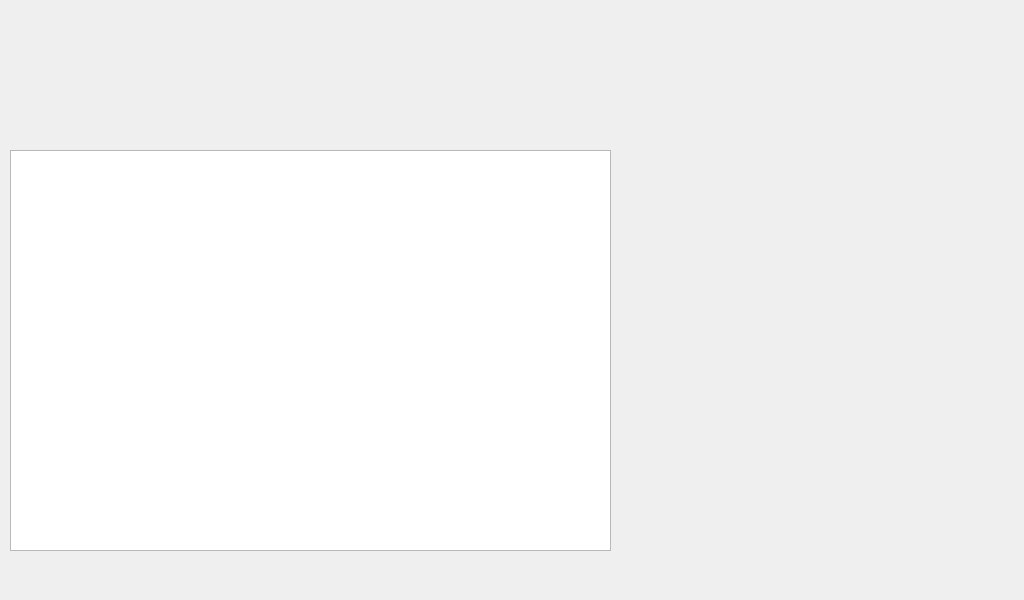
ComputerScienceHouse/bits-n-bytes-ui, file ui/reciept_screen.ui: the form before one commit.
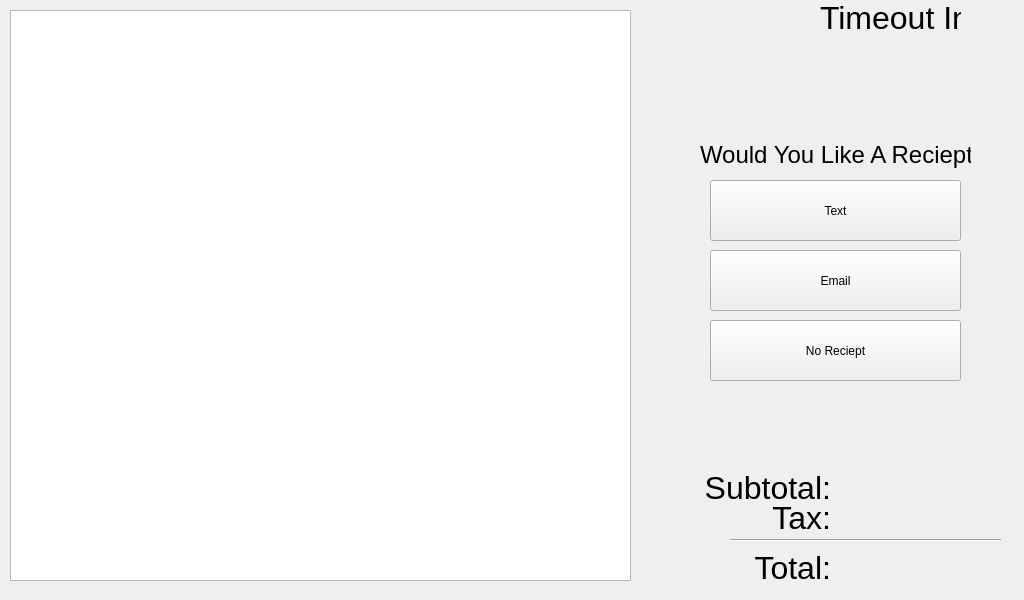
The form after the commit.

Commit message: added images and updated reciept screen

Patch:
```diff
--- a/ui/reciept_screen.ui
+++ b/ui/reciept_screen.ui
@@ -11,16 +11,177 @@
    </rect>
   </property>
   <widget class="QWidget" name="centralwidget">
-   <widget class="QListView" name="listView">
+   <widget class="QPushButton" name="pushButton">
+    <property name="geometry">
+     <rect>
+      <x>710</x>
+      <y>180</y>
+      <width>251</width>
+      <height>61</height>
+     </rect>
+    </property>
+    <property name="text">
+     <string>Text</string>
+    </property>
+   </widget>
+   <widget class="QPushButton" name="pushButton_2">
+    <property name="geometry">
+     <rect>
+      <x>710</x>
+      <y>250</y>
+      <width>251</width>
+      <height>61</height>
+     </rect>
+    </property>
+    <property name="text">
+     <string>Email</string>
+    </property>
+   </widget>
+   <widget class="QListWidget" name="itemList">
     <property name="geometry">
      <rect>
       <x>10</x>
-      <y>150</y>
-      <width>601</width>
-      <height>401</height>
+      <y>10</y>
+      <width>621</width>
+      <height>571</height>
      </rect>
     </property>
    </widget>
+   <widget class="QPushButton" name="pushButton_3">
+    <property name="geometry">
+     <rect>
+      <x>710</x>
+      <y>320</y>
+      <width>251</width>
+      <height>61</height>
+     </rect>
+    </property>
+    <property name="text">
+     <string>No Reciept</string>
+    </property>
+   </widget>
+   <widget class="QLabel" name="nutritionLabel">
+    <property name="geometry">
+     <rect>
+      <x>820</x>
+      <y>0</y>
+      <width>141</width>
+      <height>31</height>
+     </rect>
+    </property>
+    <property name="font">
+     <font>
+      <family>.AppleSystemUIFont</family>
+     </font>
+    </property>
+    <property name="text">
+     <string>&lt;html&gt;&lt;head/&gt;&lt;body&gt;&lt;p&gt;&lt;span style=&quot; font-size:24pt;&quot;&gt;Timeout In:&lt;/span&gt;&lt;/p&gt;&lt;/body&gt;&lt;/html&gt;</string>
+    </property>
+    <property name="class" stdset="0">
+     <string>text</string>
+    </property>
+   </widget>
+   <widget class="QLabel" name="subtotalLabel">
+    <property name="geometry">
+     <rect>
+      <x>690</x>
+      <y>470</y>
+      <width>141</width>
+      <height>31</height>
+     </rect>
+    </property>
+    <property name="styleSheet">
+     <string notr="true"/>
+    </property>
+    <property name="text">
+     <string>&lt;html&gt;&lt;head/&gt;&lt;body&gt;&lt;p&gt;&lt;span style=&quot; font-size:24pt;&quot;&gt;Subtotal:&lt;/span&gt;&lt;/p&gt;&lt;/body&gt;&lt;/html&gt;</string>
+    </property>
+    <property name="alignment">
+     <set>Qt::AlignmentFlag::AlignRight|Qt::AlignmentFlag::AlignTrailing|Qt::AlignmentFlag::AlignVCenter</set>
+    </property>
+    <property name="class" stdset="0">
+     <string>heading</string>
+    </property>
+   </widget>
+   <widget class="QLabel" name="subtotalLabel_2">
+    <property name="geometry">
+     <rect>
+      <x>690</x>
+      <y>500</y>
+      <width>141</width>
+      <height>31</height>
+     </rect>
+    </property>
+    <property name="styleSheet">
+     <string notr="true"/>
+    </property>
+    <property name="text">
+     <string>&lt;html&gt;&lt;head/&gt;&lt;body&gt;&lt;p&gt;&lt;span style=&quot; font-size:24pt;&quot;&gt;Tax:&lt;/span&gt;&lt;/p&gt;&lt;/body&gt;&lt;/html&gt;</string>
+    </property>
+    <property name="alignment">
+     <set>Qt::AlignmentFlag::AlignRight|Qt::AlignmentFlag::AlignTrailing|Qt::AlignmentFlag::AlignVCenter</set>
+    </property>
+    <property name="class" stdset="0">
+     <string>heading</string>
+    </property>
+   </widget>
+   <widget class="QLabel" name="subtotalLabel_3">
+    <property name="geometry">
+     <rect>
+      <x>690</x>
+      <y>550</y>
+      <width>141</width>
+      <height>31</height>
+     </rect>
+    </property>
+    <property name="styleSheet">
+     <string notr="true"/>
+    </property>
+    <property name="text">
+     <string>&lt;html&gt;&lt;head/&gt;&lt;body&gt;&lt;p&gt;&lt;span style=&quot; font-size:24pt;&quot;&gt;Total:&lt;/span&gt;&lt;/p&gt;&lt;/body&gt;&lt;/html&gt;</string>
+    </property>
+    <property name="alignment">
+     <set>Qt::AlignmentFlag::AlignRight|Qt::AlignmentFlag::AlignTrailing|Qt::AlignmentFlag::AlignVCenter</set>
+    </property>
+    <property name="class" stdset="0">
+     <string>heading</string>
+    </property>
+   </widget>
+   <widget class="Line" name="line">
+    <property name="geometry">
+     <rect>
+      <x>730</x>
+      <y>530</y>
+      <width>271</width>
+      <height>21</height>
+     </rect>
+    </property>
+    <property name="orientation">
+     <enum>Qt::Orientation::Horizontal</enum>
+    </property>
+   </widget>
+   <widget class="QLabel" name="subtotalLabel_4">
+    <property name="geometry">
+     <rect>
+      <x>700</x>
+      <y>140</y>
+      <width>271</width>
+      <height>31</height>
+     </rect>
+    </property>
+    <property name="styleSheet">
+     <string notr="true"/>
+    </property>
+    <property name="text">
+     <string>&lt;html&gt;&lt;head/&gt;&lt;body&gt;&lt;p&gt;&lt;span style=&quot; font-size:18pt;&quot;&gt;Would You Like A Reciept?&lt;/span&gt;&lt;/p&gt;&lt;/body&gt;&lt;/html&gt;</string>
+    </property>
+    <property name="alignment">
+     <set>Qt::AlignmentFlag::AlignRight|Qt::AlignmentFlag::AlignTrailing|Qt::AlignmentFlag::AlignVCenter</set>
+    </property>
+    <property name="class" stdset="0">
+     <string>heading</string>
+    </property>
+   </widget>
   </widget>
  </widget>
  <resources/>
```
The commit also changes 9 other files.
